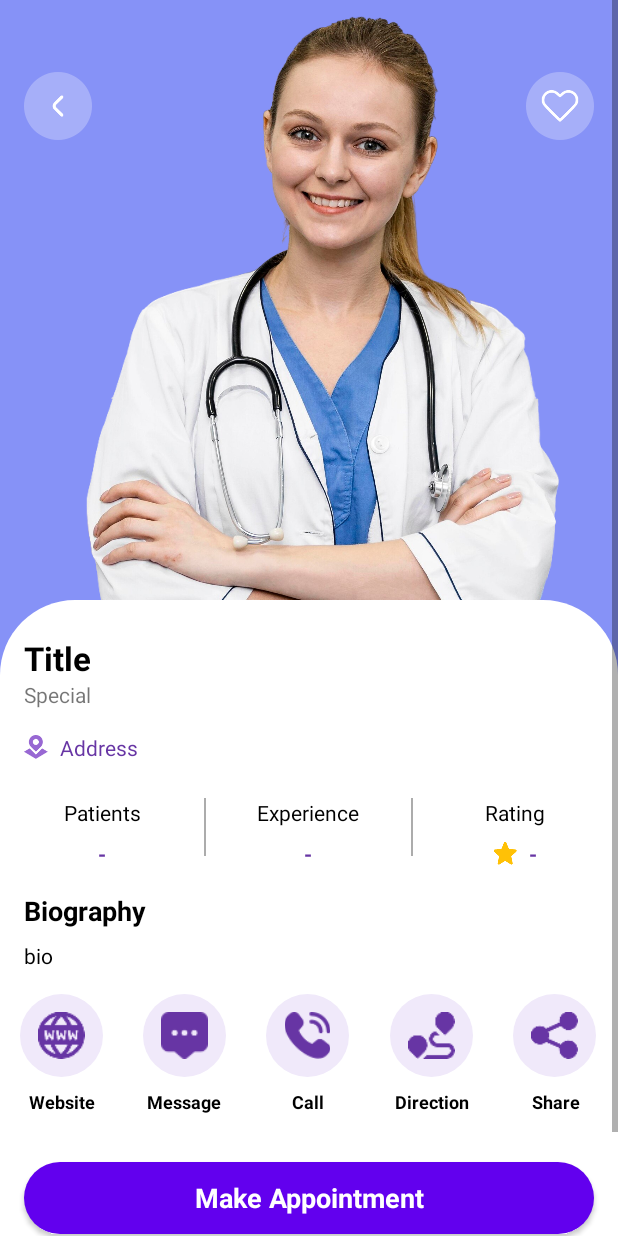
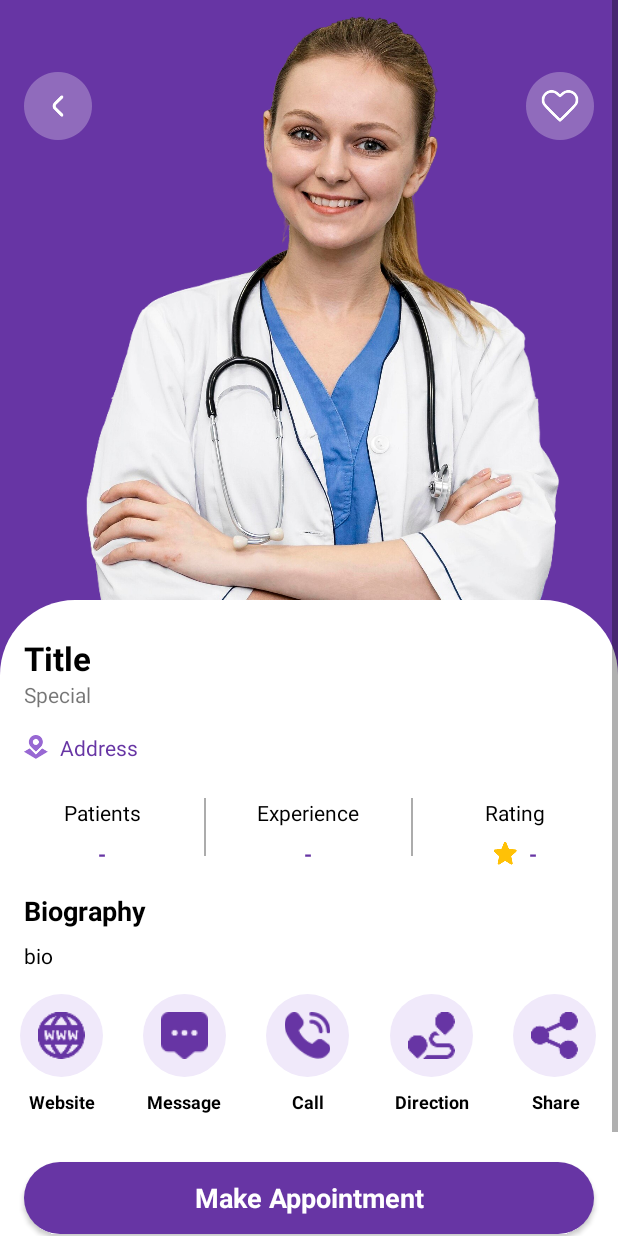
Before and after one commit to Vaibhav0120/LifeBeat, an Android app: the DetailActivity screen opened directly, with no data from a screen before it, on a phone screen of 412 x 824 dp. Run offline under Robolectric (Android 15) with nearby library versions, the phone set to English and light mode, and no system bars; 9 statements that could not run were skipped.

Commit message:
color changes

```diff
--- a/app/src/main/res/drawable/purple_background.xml
+++ b/app/src/main/res/drawable/purple_background.xml
@@ -2,7 +2,7 @@
 <selector xmlns:android="http://schemas.android.com/apk/res/android">
 <item>
     <shape android:shape="rectangle">
-        <solid android:color="@color/purple_500" />
+        <solid android:color="@color/darkPurple" />
         <corners android:radius="100dp" />
     </shape>
 </item>
--- a/app/src/main/res/layout/activity_detail.xml
+++ b/app/src/main/res/layout/activity_detail.xml
@@ -27,7 +27,7 @@
                     android:id="@+id/constraintLayout2"
                     android:layout_width="match_parent"
                     android:layout_height="500dp"
-                    android:background="@color/lavender"
+                    android:background="@color/darkPurple"
                     app:layout_constraintEnd_toEndOf="parent"
                     app:layout_constraintStart_toStartOf="parent"
                     app:layout_constraintTop_toTopOf="parent">
--- a/app/src/main/res/values/themes.xml
+++ b/app/src/main/res/values/themes.xml
@@ -3,7 +3,7 @@
     <style name="Theme.LifeBeat" parent="Theme.MaterialComponents.DayNight.NoActionBar">
         <!-- Primary brand color. -->
         <item name="colorPrimary">@color/purple_500</item>
-        <item name="colorPrimaryVariant">@color/lavender</item>
+        <item name="colorPrimaryVariant">@color/darkPurple</item>
         <item name="colorOnPrimary">@color/white</item>
         <!-- Secondary brand color. -->
         <item name="colorSecondary">@color/teal_200</item>
```
